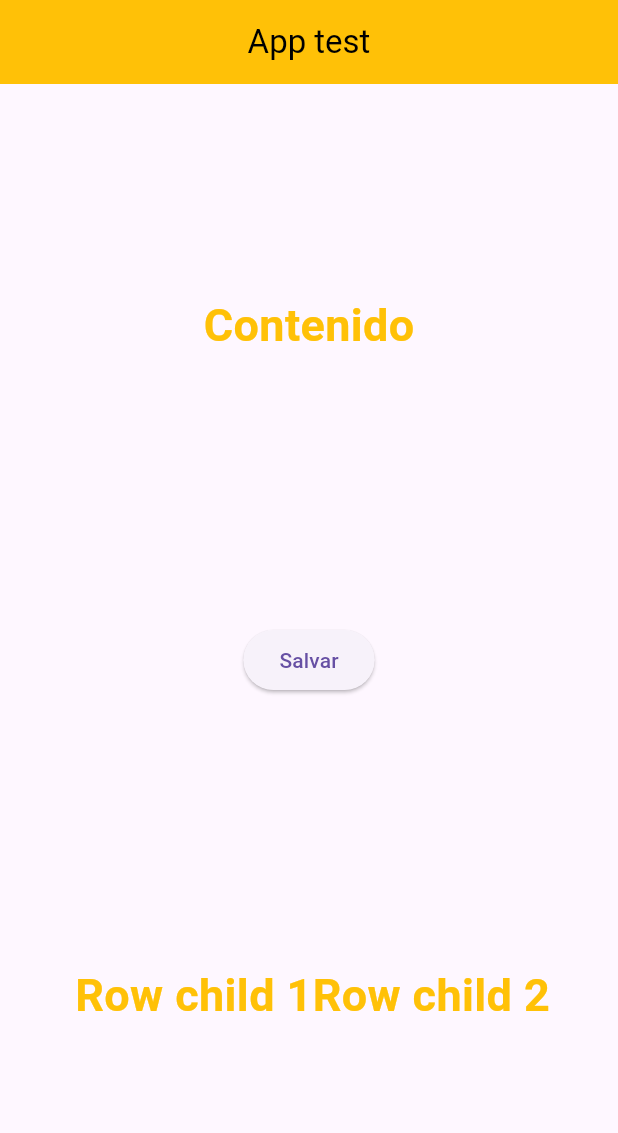
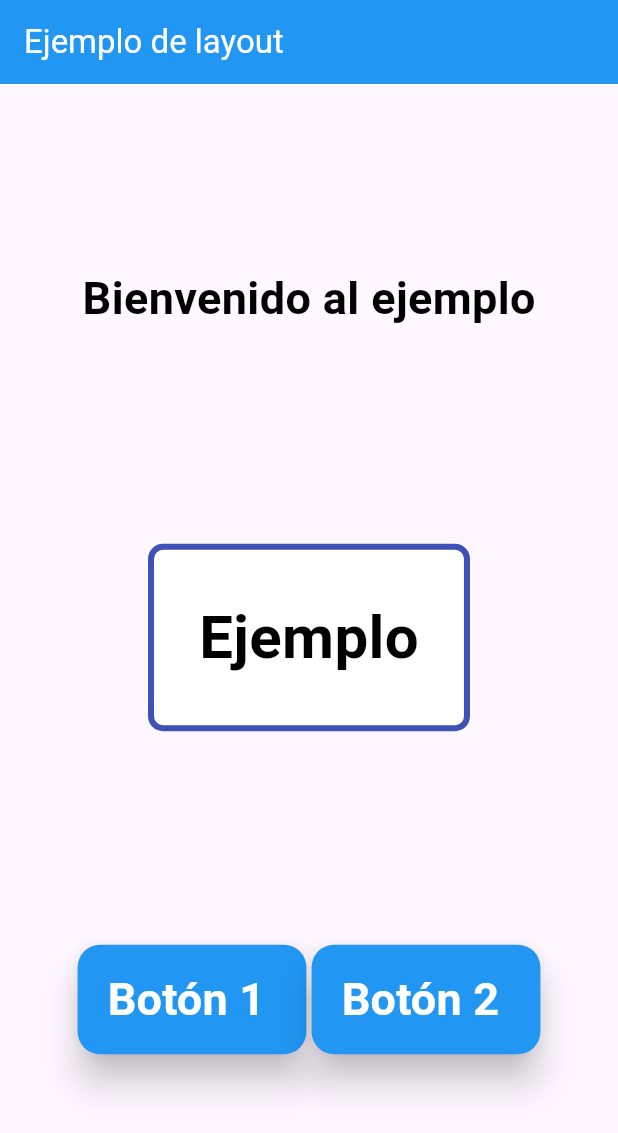
Before and after one commit to lautarotamborindeguy/TADS-ProgramacionMobile-PrimeraApp, a Flutter app: the screen it shows after launch, on a phone screen of 412 x 824 dp. Shown: the top 1133 px of the screen. Run offline on Flutter 3.47's test engine with Material 3 defaults, Android fonts, the phone set to English and light mode, and no system bars.

Commit message:
Styles and content changes; Third class

```diff
--- a/lib/main.dart
+++ b/lib/main.dart
@@ -13,36 +13,67 @@ class MainApp extends StatelessWidget {
       debugShowCheckedModeBanner: false,
       home: Scaffold(
         appBar: AppBar(
-          title: Text("App test"),
-          backgroundColor: Colors.amber,
-          foregroundColor: Colors.black,
-          centerTitle: true,
+          title: Text("Ejemplo de layout"),
+          backgroundColor: Colors.blue,
+          foregroundColor: Colors.white
         ),
         body: Container(
           margin: EdgeInsets.all(50),
           child: Column(
             mainAxisAlignment: MainAxisAlignment.spaceAround,
-            children: [Text("Contenido", style: TextStyle(
-              fontSize: 30,
-              fontWeight: FontWeight.bold,
-              color: Colors.amber
+            children: [
+              Text("Bienvenido al ejemplo", style: TextStyle(
+                fontSize: 30,
+                fontWeight: FontWeight.bold,
+                color: Colors.black
               )),
-              ElevatedButton(onPressed: (){
-                print("Hola mundo");
-              }, child: Text("Salvar")),
+              Container(
+                decoration: BoxDecoration(
+                  color: Colors.white,
+                  border: Border.all(color: Colors.indigo, width: 4.0),
+                  borderRadius: BorderRadius.circular(10.0), //
+                ),
+                padding: const EdgeInsets.all(30),
+                child: const Text(
+                  "Ejemplo", style: TextStyle(
+                  fontSize: 40,
+                  fontWeight: FontWeight.bold,
+                  color: Colors.black
+              )),
+              ),
               Row(
                 mainAxisAlignment: MainAxisAlignment.spaceAround,
                 children: [
-                  Text("Row child 1", style: TextStyle(
+                  ElevatedButton(onPressed: (){
+                    print("Hola mundo botón 1");
+                  }, style: ElevatedButton.styleFrom(
+                    backgroundColor: Colors.blue,
+                    foregroundColor: Colors.white,
+                    padding: EdgeInsets.symmetric(horizontal: 20, vertical: 15),
+                    elevation: 10,
+                    shape: RoundedRectangleBorder(
+                      borderRadius: BorderRadius.circular(15),
+                    ),
+                  ), child: Text("Botón 1 ", style: TextStyle(
                     fontSize: 30,
                     fontWeight: FontWeight.bold,
-                    color: Colors.amber,
-                  )),
-                  Text("Row child 2", style: TextStyle(
+                    color: Colors.white
+                  ))),
+                  ElevatedButton(onPressed: (){
+                    print("Hola mundo botón 2");
+                  }, style: ElevatedButton.styleFrom(
+                    backgroundColor: Colors.blue,
+                    foregroundColor: Colors.white,
+                    padding: EdgeInsets.symmetric(horizontal: 20, vertical: 15),
+                    elevation: 10,
+                    shape: RoundedRectangleBorder(
+                      borderRadius: BorderRadius.circular(15),
+                    ),
+                  ), child: Text("Botón 2 ", style: TextStyle(
                     fontSize: 30,
                     fontWeight: FontWeight.bold,
-                    color: Colors.amber
-                  )),
+                    color: Colors.white
+                  ))),
               ])
             ]
           ),
```
